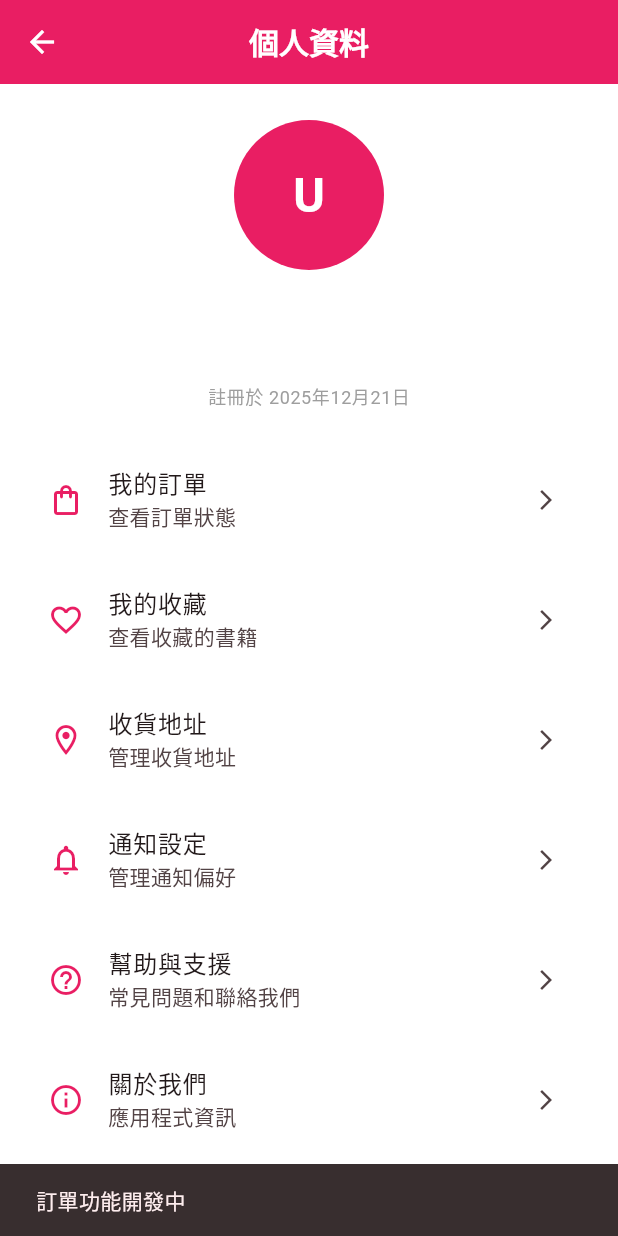
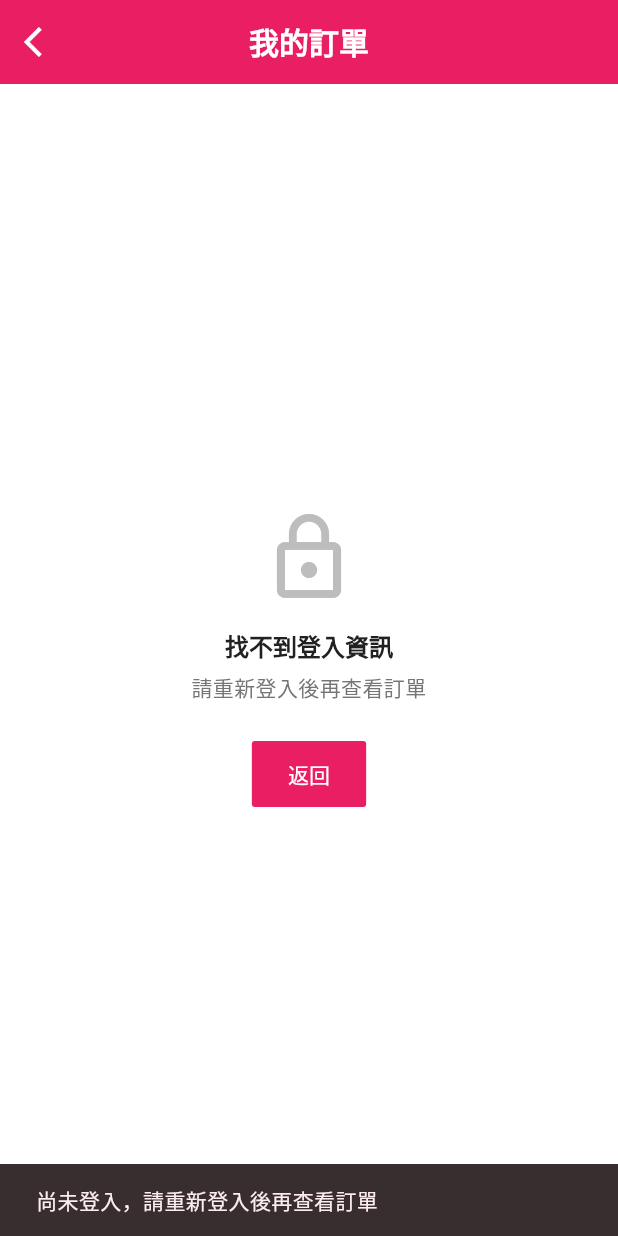
Before and after one commit to dereckyin/taaze_app_new, a Flutter app: the ProfileScreen screen opened directly, after a tap on "我的訂單", on a phone screen of 412 x 824 dp. Run offline on Flutter 3.47's test engine with Material 3 defaults, Android fonts, the phone set to English and light mode, and no system bars; our stand-ins replace cached_network_image, device_info_plus, firebase_core, firebase_messaging, flutter_local_notifications, font_awesome_flutter and 6 more; missing offline and left inert: flutter_facebook_auth; accounts and stored records are empty; network calls fail.

Commit message:
Add order lookup flow

```diff
--- a/lib/config/api_config.dart
+++ b/lib/config/api_config.dart
@@ -53,6 +53,7 @@ class ApiConfig {
   static const String newArrivalsEndpoint = '/book/latest';
   static const String ebookNewArrivalsEndpoint = '/book/e-book/latest';
   static const String usedBooksLatestEndpoint = '/book/second-hand/latest';
+  static const String ordersEndpoint = '/orders';
 
   /// 獲取所有可用的 API 端點
   static List<ApiEndpoint> get availableEndpoints => [
--- a/lib/main.dart
+++ b/lib/main.dart
@@ -16,6 +16,7 @@ import 'providers/used_books_latest_provider.dart';
 import 'providers/ai_chat_provider.dart';
 import 'providers/ai_listing_wizard_provider.dart';
 import 'providers/coupon_provider.dart';
+import 'providers/orders_provider.dart';
 import 'screens/main_screen.dart';
 
 void main() async {
@@ -136,6 +137,7 @@ class BookStoreApp extends StatelessWidget {
         ChangeNotifierProvider(create: (_) => NewArrivalsProvider()),
         ChangeNotifierProvider(create: (_) => EbookNewArrivalsProvider()),
         ChangeNotifierProvider(create: (_) => UsedBooksLatestProvider()),
+        ChangeNotifierProvider(create: (_) => OrdersProvider()),
         ChangeNotifierProvider(create: (_) => AiChatProvider()),
         ChangeNotifierProvider(create: (_) => AiListingWizardProvider()),
         ChangeNotifierProvider(create: (_) => CouponProvider()),
--- /dev/null
+++ b/lib/models/order.dart
@@ -0,0 +1,37 @@
+class Order {
+  final String orderId;
+  final String custId;
+  final DateTime orderDate;
+  final String orderStatus;
+  final double? totalAmount;
+  final Map<String, dynamic> rawData;
+
+  Order({
+    required this.orderId,
+    required this.custId,
+    required this.orderDate,
+    required this.orderStatus,
+    required this.totalAmount,
+    required this.rawData,
+  });
+
+  factory Order.fromJson(Map<String, dynamic> json) {
+    final dynamic total = json['total_amt'];
+    double? parsedTotal;
+    if (total is num) {
+      parsedTotal = total.toDouble();
+    } else if (total is String) {
+      parsedTotal = double.tryParse(total);
+    }
+
+    return Order(
+      orderId: json['order_id']?.toString() ?? '',
+      custId: json['cust_id']?.toString() ?? '',
+      orderDate: DateTime.tryParse(json['order_date']?.toString() ?? '') ??
+          DateTime.fromMillisecondsSinceEpoch(0),
+      orderStatus: json['order_status']?.toString() ?? '',
+      totalAmount: parsedTotal,
+      rawData: Map<String, dynamic>.from(json),
+    );
+  }
+}
--- /dev/null
+++ b/lib/providers/orders_provider.dart
@@ -0,0 +1,144 @@
+import 'dart:convert';
+
+import 'package:flutter/foundation.dart';
+import 'package:http/http.dart' as http;
+
+import '../config/api_config.dart';
+import '../models/order.dart';
+import '../utils/debug_helper.dart';
+
+class OrdersProvider with ChangeNotifier {
+  List<Order> _orders = [];
+  bool _isLoading = false;
+  String? _error;
+  int? _lastStatusCode;
+
+  List<Order> get orders => _orders;
+  bool get isLoading => _isLoading;
+  String? get error => _error;
+  bool get hasData => _orders.isNotEmpty;
+  int? get lastStatusCode => _lastStatusCode;
+
+  static const Duration _timeout = Duration(seconds: 10);
+
+  Future<OrdersFetchResult> fetchOrders({required String token}) async {
+    _isLoading = true;
+    _error = null;
+    _lastStatusCode = null;
+    notifyListeners();
+
+    final uri = Uri.parse(
+      '${ApiConfig.baseUrl}${ApiConfig.ordersEndpoint}',
+    );
+
+    DebugHelper.logApiRequest('GET', uri.toString());
+
+    try {
+      final response = await http
+          .get(
+            uri,
+            headers: {
+              'Authorization': 'Bearer $token',
+              'Accept': 'application/json',
+            },
+          )
+          .timeout(_timeout);
+
+      _lastStatusCode = response.statusCode;
+      DebugHelper.logApiResponse(response.statusCode, response.body);
+
+      if (response.statusCode != 200) {
+        throw OrdersHttpException(
+          statusCode: response.statusCode,
+          message: _mapStatusMessage(response.statusCode),
+        );
+      }
+
+      final decoded = json.decode(response.body);
+      if (decoded is! List) {
+        throw OrdersHttpException(
+          statusCode: response.statusCode,
+          message: '訂單資料格式錯誤',
+        );
+      }
+
+      _orders = decoded
+          .map((orderJson) => Order.fromJson(orderJson as Map<String, dynamic>))
+          .toList();
+
+      _error = null;
+      return OrdersFetchResult.success(statusCode: response.statusCode);
+    } on OrdersHttpException catch (e) {
+      DebugHelper.log('OrdersProvider http error: ${e.message}',
+          tag: 'OrdersProvider');
+      _error = e.message;
+      _lastStatusCode = e.statusCode;
+      return OrdersFetchResult.failure(
+        statusCode: e.statusCode,
+        message: e.message,
+      );
+    } catch (e) {
+      DebugHelper.log('OrdersProvider error: $e', tag: 'OrdersProvider');
+      _error = e.toString();
+      _lastStatusCode = null;
+      return OrdersFetchResult.failure(message: e.toString());
+    } finally {
+      _isLoading = false;
+      notifyListeners();
+    }
+  }
+
+  void clear() {
+    _orders = [];
+    _error = null;
+    _lastStatusCode = null;
+    notifyListeners();
+  }
+
+  String _mapStatusMessage(int statusCode) {
+    switch (statusCode) {
+      case 401:
+        return '登入已失效或缺少授權資訊';
+      case 403:
+        // TODO: 未來支援多個 Oracle 帳號時，改為導向 cust_id 選擇流程並重新簽發 token。
+        return '帳號權限不足或會員不符';
+      default:
+        return '訂單查詢失敗 (status $statusCode)';
+    }
+  }
+}
+
+class OrdersFetchResult {
+  final bool success;
+  final int? statusCode;
+  final String? message;
+
+  const OrdersFetchResult({
+    required this.success,
+    this.statusCode,
+    this.message,
+  });
+
+  factory OrdersFetchResult.success({int? statusCode}) =>
+      OrdersFetchResult(success: true, statusCode: statusCode);
+
+  factory OrdersFetchResult.failure({int? statusCode, String? message}) =>
+      OrdersFetchResult(
+        success: false,
+        statusCode: statusCode,
+        message: message,
+      );
+}
+
+class OrdersHttpException implements Exception {
+  final int statusCode;
+  final String message;
+
+  OrdersHttpException({
+    required this.statusCode,
+    required this.message,
+  });
+
+  @override
+  String toString() => 'OrdersHttpException($statusCode): $message';
+}
--- /dev/null
+++ b/lib/screens/order_list_screen.dart
@@ -0,0 +1,325 @@
+import 'package:flutter/material.dart';
+import 'package:provider/provider.dart';
+
+import '../models/order.dart';
+import '../providers/auth_provider.dart';
+import '../providers/orders_provider.dart';
+import '../widgets/custom_app_bar.dart';
+
+class OrderListScreen extends StatefulWidget {
+  const OrderListScreen({super.key});
+
+  @override
+  State<OrderListScreen> createState() => _OrderListScreenState();
+}
+
+class _OrderListScreenState extends State<OrderListScreen> {
+  bool _hasRequestedInitialLoad = false;
+
+  @override
+  void didChangeDependencies() {
+    super.didChangeDependencies();
+    if (!_hasRequestedInitialLoad) {
+      _hasRequestedInitialLoad = true;
+      _loadOrders();
+    }
+  }
+
+  Future<void> _loadOrders({bool allowRetry = true}) async {
+    final authProvider = context.read<AuthProvider>();
+    final ordersProvider = context.read<OrdersProvider>();
+    final token = authProvider.authToken;
+    if (token == null) {
+      if (!mounted) return;
+      _showMessageSnackBar('尚未登入，請重新登入後再查看訂單');
+      return;
+    }
+
+    final result = await ordersProvider.fetchOrders(token: token);
+
+    if (!result.success) {
+      if (result.statusCode == 401 && allowRetry) {
+        final refreshed = await authProvider.refreshAuthToken();
+        if (refreshed && authProvider.authToken != null) {
+          if (!mounted) return;
+          await _loadOrders(allowRetry: false);
+        } else {
+          if (!mounted) return;
+          _showMessageSnackBar('登入已失效，請重新登入');
+        }
+      } else if (result.statusCode == 403) {
+        if (!mounted) return;
+        _showMessageSnackBar('帳號權限不足或會員不符，請重新登入');
+      }
+    }
+
+  }
+
+  Future<void> _refresh() async {
+    await _loadOrders();
+  }
+
+  @override
+  Widget build(BuildContext context) {
+    return Scaffold(
+      appBar: const CustomAppBar(
+        title: '我的訂單',
+        showBackButton: true,
+      ),
+      body: Consumer2<AuthProvider, OrdersProvider>(
+        builder: (context, authProvider, ordersProvider, child) {
+          if (!authProvider.isAuthenticated) {
+            return _buildNotLoggedInState(context);
+          }
+
+          if (authProvider.authToken == null) {
+            return _buildMessageState(
+              context,
+              icon: Icons.lock_outline,
+              title: '找不到登入資訊',
+              message: '請重新登入後再查看訂單',
+              actionLabel: '返回',
+              onAction: () => Navigator.of(context).pop(),
+            );
+          }
+
+          if (ordersProvider.isLoading && !ordersProvider.hasData) {
+            return const Center(child: CircularProgressIndicator());
+          }
+
+          if (ordersProvider.error != null && !ordersProvider.hasData) {
+            return _buildMessageState(
+              context,
+              icon: Icons.error_outline,
+              title: '訂單載入失敗',
+              message: ordersProvider.error!,
+              actionLabel: '重新整理',
+              onAction: _refresh,
+            );
+          }
+
+          if (!ordersProvider.hasData) {
+            return _buildMessageState(
+              context,
+              icon: Icons.receipt_long_outlined,
+              title: '尚無訂單紀錄',
+              message: '您的帳號目前沒有任何訂單，快去挑選喜愛的書籍吧！',
+            );
+          }
+
+          final orders = ordersProvider.orders;
+          return RefreshIndicator(
+            onRefresh: _refresh,
+            child: ListView.separated(
+              padding: const EdgeInsets.all(16),
+              itemCount: orders.length,
+              separatorBuilder: (_, __) => const SizedBox(height: 12),
+              itemBuilder: (context, index) {
+                final order = orders[index];
+                return _OrderCard(order: order);
+              },
+            ),
+          );
+        },
+      ),
+    );
+  }
+
+  Widget _buildNotLoggedInState(BuildContext context) {
+    return _buildMessageState(
+      context,
+      icon: Icons.person_outline,
+      title: '請先登入',
+      message: '登入後即可查看您的訂單紀錄',
+      actionLabel: '前往登入',
+      onAction: () => Navigator.of(context).pop(),
+    );
+  }
+
+  Widget _buildMessageState(
+    BuildContext context, {
+    required IconData icon,
+    required String title,
+    required String message,
+    String? actionLabel,
+    VoidCallback? onAction,
+  }) {
+    return Center(
+      child: Padding(
+        padding: const EdgeInsets.symmetric(horizontal: 32),
+        child: Column(
+          mainAxisSize: MainAxisSize.min,
+          children: [
+            Icon(icon, size: 64, color: Colors.grey[400]),
+            const SizedBox(height: 16),
+            Text(
+              title,
+              style: Theme.of(context).textTheme.titleLarge,
+              textAlign: TextAlign.center,
+            ),
+            const SizedBox(height: 8),
+            Text(
+              message,
+              style: Theme.of(context).textTheme.bodyMedium?.copyWith(
+                    color: Colors.grey[600],
+                  ),
+              textAlign: TextAlign.center,
+            ),
+            if (actionLabel != null && onAction != null) ...[
+              const SizedBox(height: 24),
+              ElevatedButton(
+                onPressed: onAction,
+                child: Text(actionLabel),
+              ),
+            ],
+          ],
+        ),
+      ),
+    );
+  }
+
+  void _showMessageSnackBar(String message) {
+    ScaffoldMessenger.of(context).showSnackBar(
+      SnackBar(content: Text(message)),
+    );
+  }
+}
+
+class _OrderCard extends StatelessWidget {
+  const _OrderCard({required this.order});
+
+  final Order order;
+
+  @override
+  Widget build(BuildContext context) {
+    return Card(
+      elevation: 0,
+      shape: RoundedRectangleBorder(
+        borderRadius: BorderRadius.circular(12),
+        side: BorderSide(color: Colors.grey[200]!),
+      ),
+      child: Padding(
+        padding: const EdgeInsets.all(16),
+        child: Column(
+          crossAxisAlignment: CrossAxisAlignment.start,
+          children: [
+            Row(
+              children: [
+                Expanded(
+                  child: Text(
+                    '訂單編號 ${order.orderId}',
+                    style: Theme.of(context).textTheme.titleMedium?.copyWith(
+                          fontWeight: FontWeight.bold,
+                        ),
+                  ),
+                ),
+                _buildStatusChip(context),
+              ],
+            ),
+            const SizedBox(height: 8),
+            _InfoRow(
+              label: '下單日期',
+              value: _formatDate(order.orderDate),
+            ),
+            const SizedBox(height: 4),
+            _InfoRow(
+              label: '金額',
+              value: order.totalAmount != null
+                  ? 'NT\$${order.totalAmount!.toStringAsFixed(0)}'
+                  : '--',
+            ),
+            const SizedBox(height: 4),
+            _InfoRow(
+              label: '客戶編號',
+              value: order.custId,
+            ),
+          ],
+        ),
+      ),
+    );
+  }
+
+  Widget _buildStatusChip(BuildContext context) {
+    final colorScheme = Theme.of(context).colorScheme;
+    final status = order.orderStatus.isEmpty ? '未知' : order.orderStatus;
+
+    Color backgroundColor = colorScheme.surfaceContainerHighest;
+    Color foregroundColor = colorScheme.onSurfaceVariant;
+
+    final normalizedStatus = status.toUpperCase();
+    if (normalizedStatus.contains('SHIP') ||
+        normalizedStatus.contains('完成') ||
+        normalizedStatus.contains('DELIVER')) {
+      backgroundColor = Colors.green[50]!;
+      foregroundColor = Colors.green[700]!;
+    } else if (normalizedStatus.contains('CANCEL') ||
+        normalizedStatus.contains('取消')) {
+      backgroundColor = Colors.red[50]!;
+      foregroundColor = Colors.red[700]!;
+    } else if (normalizedStatus.contains('PENDING') ||
+        normalizedStatus.contains('處理')) {
+      backgroundColor = Colors.orange[50]!;
+      foregroundColor = Colors.orange[700]!;
+    }
+
+    return Container(
+      padding: const EdgeInsets.symmetric(horizontal: 12, vertical: 6),
+      decoration: BoxDecoration(
+        color: backgroundColor,
+        borderRadius: BorderRadius.circular(20),
+      ),
+      child: Text(
+        status,
+        style: TextStyle(
+          fontSize: 12,
+          fontWeight: FontWeight.bold,
+          color: foregroundColor,
+        ),
+      ),
+    );
+  }
+
+  String _formatDate(DateTime dateTime) {
+    final local = dateTime.toLocal();
+    final year = local.year.toString().padLeft(4, '0');
+    final month = local.month.toString().padLeft(2, '0');
+    final day = local.day.toString().padLeft(2, '0');
+    final hour = local.hour.toString().padLeft(2, '0');
+    final minute = local.minute.toString().padLeft(2, '0');
+    return '$year/$month/$day $hour:$minute';
+  }
+
+}
+
+class _InfoRow extends StatelessWidget {
+  const _InfoRow({
+    required this.label,
+    required this.value,
+  });
+
+  final String label;
+  final String value;
+
+  @override
+  Widget build(BuildContext context) {
+    return Row(
+      children: [
+        SizedBox(
+          width: 70,
+          child: Text(
+            label,
+            style: Theme.of(context).textTheme.bodySmall?.copyWith(
+                  color: Colors.grey[600],
+                ),
+          ),
+        ),
+        Expanded(
+          child: Text(
+            value,
+            style: Theme.of(context).textTheme.bodyMedium,
+          ),
+        ),
+      ],
+    );
+  }
+}
--- a/lib/screens/profile_screen.dart
+++ b/lib/screens/profile_screen.dart
@@ -3,6 +3,7 @@ import 'package:provider/provider.dart';
 import '../providers/auth_provider.dart';
 import '../widgets/custom_app_bar.dart';
 import 'login_screen.dart';
+import 'order_list_screen.dart';
 
 class ProfileScreen extends StatelessWidget {
   const ProfileScreen({super.key});
@@ -153,8 +154,11 @@ class ProfileScreen extends StatelessWidget {
             title: '我的訂單',
             subtitle: '查看訂單狀態',
             onTap: () {
-              ScaffoldMessenger.of(context).showSnackBar(
-                const SnackBar(content: Text('訂單功能開發中')),
+              Navigator.push(
+                context,
+                MaterialPageRoute(
+                  builder: (context) => const OrderListScreen(),
+                ),
               );
             },
           ),
```
